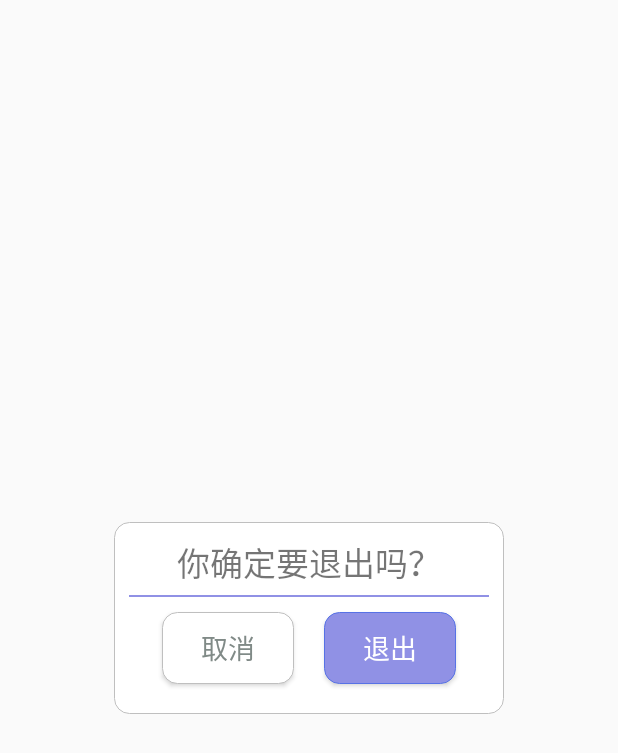
After one commit to ByskyXie/GeekBrowser, an Android app: the layout exit_application_layout.xml on its own in the app's theme, with its tools: preview values and no code run, on a phone screen of 412 x 824 dp. The commit adds this screen. Shown: the top 753 px of the screen. Run offline under Robolectric (Android 15) with nearby library versions, the light colour scheme and no system bars.

Commit message:
Let webView full of remaining Screen and add exit dialog. Open the support for JavaScript.

```diff
--- /dev/null
+++ b/app/src/main/res/drawable/layout_blue_border.xml
@@ -0,0 +1,21 @@
+<?xml version="1.0" encoding="utf-8"?>
+<shape xmlns:android="http://schemas.android.com/apk/res/android" >
+
+    <solid android:color="@color/colorGrayBlue" />
+
+    <stroke
+        android:width="0.02dp"
+        android:color="@color/colorDarkGrayBlue" />
+
+    <padding
+        android:bottom="1dp"
+        android:left="0.5dp"
+        android:right="0.5dp"
+        android:top="0dp" />
+    <corners
+        android:bottomLeftRadius="10dp"
+        android:bottomRightRadius="10dp"
+        android:topLeftRadius="10dp"
+        android:topRightRadius="10dp" />
+
+</shape>
--- /dev/null
+++ b/app/src/main/res/layout/exit_application_layout.xml
@@ -0,0 +1,44 @@
+<?xml version="1.0" encoding="utf-8"?>
+<LinearLayout xmlns:android="http://schemas.android.com/apk/res/android"
+    android:padding="@dimen/double_mini_edge_border"
+    android:orientation="vertical"
+    android:layout_gravity="center"
+    android:background="@drawable/layout_border"
+    android:layout_width="wrap_content"
+    android:layout_height="wrap_content">
+    <TextView
+        android:textSize="22sp"
+        android:layout_gravity="center"
+        android:text="@string/hint_for_exit"
+        android:layout_width="wrap_content"
+        android:layout_height="wrap_content" />
+    <TextView
+        android:layout_gravity="center"
+        android:layout_marginTop="@dimen/mini_edgeToBorder"
+        android:background="@color/colorGrayBlue"
+        android:layout_width="240dp"
+        android:layout_height="1dp"/>
+    <LinearLayout
+        android:gravity="center"
+        android:layout_width="match_parent"
+        android:layout_height="wrap_content">
+        <Button
+            android:layout_margin="@dimen/double_mini_edge_border"
+            android:textSize="18sp"
+            android:textColor="@color/coldGray"
+            android:background="@drawable/layout_border"
+            android:id="@+id/button_exit_cancel"
+            android:text="@string/text_cancel"
+            android:layout_width="wrap_content"
+            android:layout_height="wrap_content" />
+        <Button
+            android:layout_margin="@dimen/double_mini_edge_border"
+            android:textSize="18sp"
+            android:textColor="@color/white"
+            android:background="@drawable/layout_blue_border"
+            android:id="@+id/button_exit_confirm"
+            android:text="@string/text_exit"
+            android:layout_width="wrap_content"
+            android:layout_height="wrap_content" />
+    </LinearLayout>
+</LinearLayout>
--- a/app/src/main/res/layout/fragment_home.xml
+++ b/app/src/main/res/layout/fragment_home.xml
@@ -3,14 +3,13 @@
     android:layout_width="match_parent"
     android:layout_height="match_parent">
 
-    <!-- TODO: Update blank fragment layout -->
     <LinearLayout
         android:orientation="vertical"
         android:layout_width="match_parent"
         android:layout_height="match_parent">
 
         <LinearLayout
-            android:layout_marginLeft="@dimen/mini_edgeToBorder"
+            android:layout_margin="@dimen/mini_edgeToBorder"
             android:background="@drawable/layout_border"
             android:id="@+id/layout_inputWebsite"
             android:layout_width="match_parent"
--- a/app/src/main/res/values/colors.xml
+++ b/app/src/main/res/values/colors.xml
@@ -7,4 +7,9 @@
     <color name="colorGrayBlue">#9091E5</color>
     <color name="colorDarkGrayBlue">#5772E5</color>
     <color name="colorGold">#E9E255</color>
+
+    <color name="white">#FFFFFF</color>
+    <color name="black">#000000</color>
+    <color name="gray">#C0C0C0</color>
+    <color name="coldGray">#808A87</color>
 </resources>
--- a/app/src/main/res/values/strings.xml
+++ b/app/src/main/res/values/strings.xml
@@ -9,6 +9,8 @@
     <string name="title_menu">Menu</string>
     <string name="title_forward">Forward</string>
     <string name="title_setting">Setting</string>
-    <!-- TODO: Remove or change this placeholder text -->
-    <string name="hello_blank_fragment">Hello blank fragment</string>
+
+    <string name="hint_for_exit">你确定要退出吗？</string>
+    <string name="text_cancel">取消</string>
+    <string name="text_exit">退出</string>
 </resources>
```
Also changed, not shown: app/src/main/java/com/jxnu/cure/geekbrowser/HomeFragment.java (+10 -0 lines), app/src/main/java/com/jxnu/cure/geekbrowser/MainActivity.java (+61 -4 lines), app/src/main/res/anim/dialog_in.xml (added, +7 -0 lines), app/src/main/res/anim/dialog_out.xml (added, +7 -0 lines), app/src/main/res/layout/activity_main.xml (+6 -8 lines), app/src/main/res/values/styles.xml (+27 -0 lines), app/src/main/res/drawable/layout_border.xml (line endings or trailing spaces).
